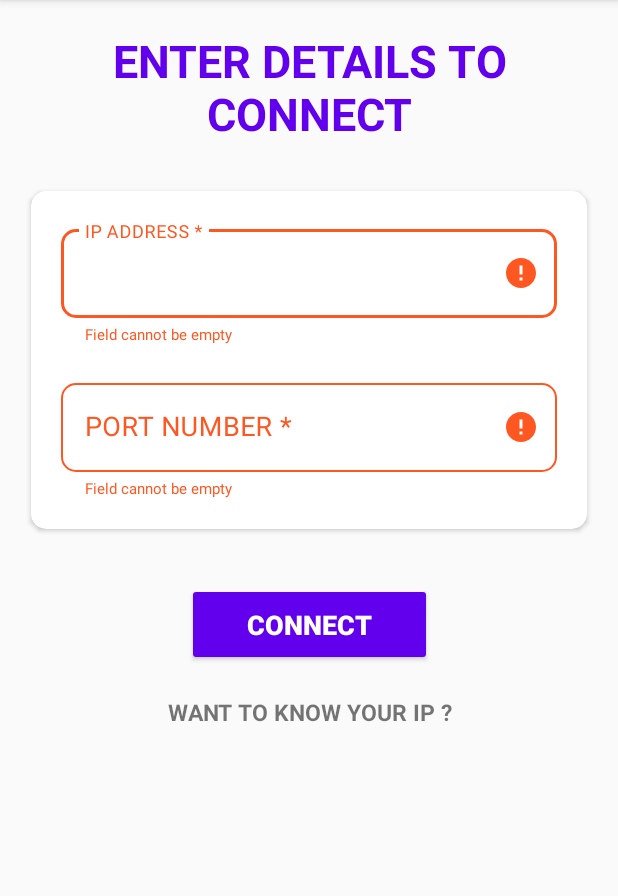
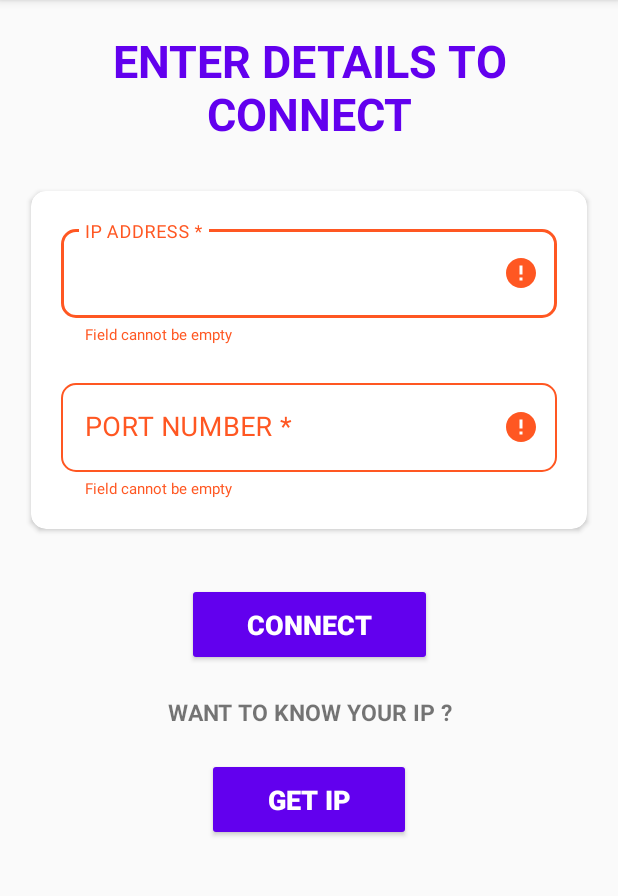
Before and after one commit to ajayb27/P2PChat, an Android app: the screen it shows after launch (MainActivity), after a tap on "CONNECT", on a phone screen of 412 x 824 dp, the part 84-980 px from its top. Run offline under Robolectric (Android 15) with nearby library versions, the phone set to English and light mode, and no system bars.

Commit message:
get ip button

```diff
--- a/app/src/main/java/com/elan/p2pchat/MainActivity.java
+++ b/app/src/main/java/com/elan/p2pchat/MainActivity.java
@@ -15,7 +15,7 @@ public class MainActivity extends AppCompatActivity implements View.OnClickListe
 
     private TextInputEditText ipet, portet;
     private TextInputLayout ipl, portl;
-    private Button connect;
+    private Button connect,ipBtn;
     private TextView knowIPTv;
     private KnowIPDialog knowIPDialog;
 
@@ -33,11 +33,11 @@ public class MainActivity extends AppCompatActivity implements View.OnClickListe
         ipl = (TextInputLayout) findViewById(R.id.iptf);
         portl = (TextInputLayout) findViewById(R.id.porttf);
         connect = (Button) findViewById(R.id.connectBtn);
-        knowIPTv = (TextView) findViewById(R.id.ipBtn);
+        ipBtn = (Button) findViewById(R.id.getIpBtn);
         knowIPDialog=new KnowIPDialog(this);
 
         connect.setOnClickListener(this);
-        knowIPTv.setOnClickListener(this);
+        ipBtn.setOnClickListener(this);
     }
 
     @Override
@@ -46,7 +46,7 @@ public class MainActivity extends AppCompatActivity implements View.OnClickListe
             case R.id.connectBtn:
                 connectMethod();
                 break;
-            case R.id.ipBtn:
+            case R.id.getIpBtn:
                 knowIPDialog.showDialog();
                 break;
         }
--- a/app/src/main/res/layout/activity_main.xml
+++ b/app/src/main/res/layout/activity_main.xml
@@ -132,7 +132,7 @@
         app:layout_constraintTop_toBottomOf="@id/card_connect" />
 
     <TextView
-        android:id="@+id/ipBtn"
+        android:id="@+id/ipText"
         android:layout_width="0dp"
         android:layout_height="wrap_content"
         android:text="want to know your ip ?"
@@ -145,6 +145,24 @@
         android:textSize="15sp"
         android:textStyle="bold"/>
 
+    <Button
+        android:id="@+id/getIpBtn"
+        android:layout_width="wrap_content"
+        android:layout_height="wrap_content"
+        android:layout_marginTop="20dp"
+        android:paddingLeft="40dp"
+        android:paddingRight="40dp"
+        android:paddingTop="15dp"
+        android:paddingBottom="15dp"
+        android:backgroundTint="@color/colorPrimary"
+        android:text="get ip"
+        android:textColor="#fff"
+        android:textStyle="bold"
+        android:textSize="18sp"
+        app:layout_constraintEnd_toEndOf="@id/card_connect"
+        app:layout_constraintStart_toStartOf="@id/card_connect"
+        app:layout_constraintTop_toBottomOf="@id/ipText" />
+
 
 
 
```
